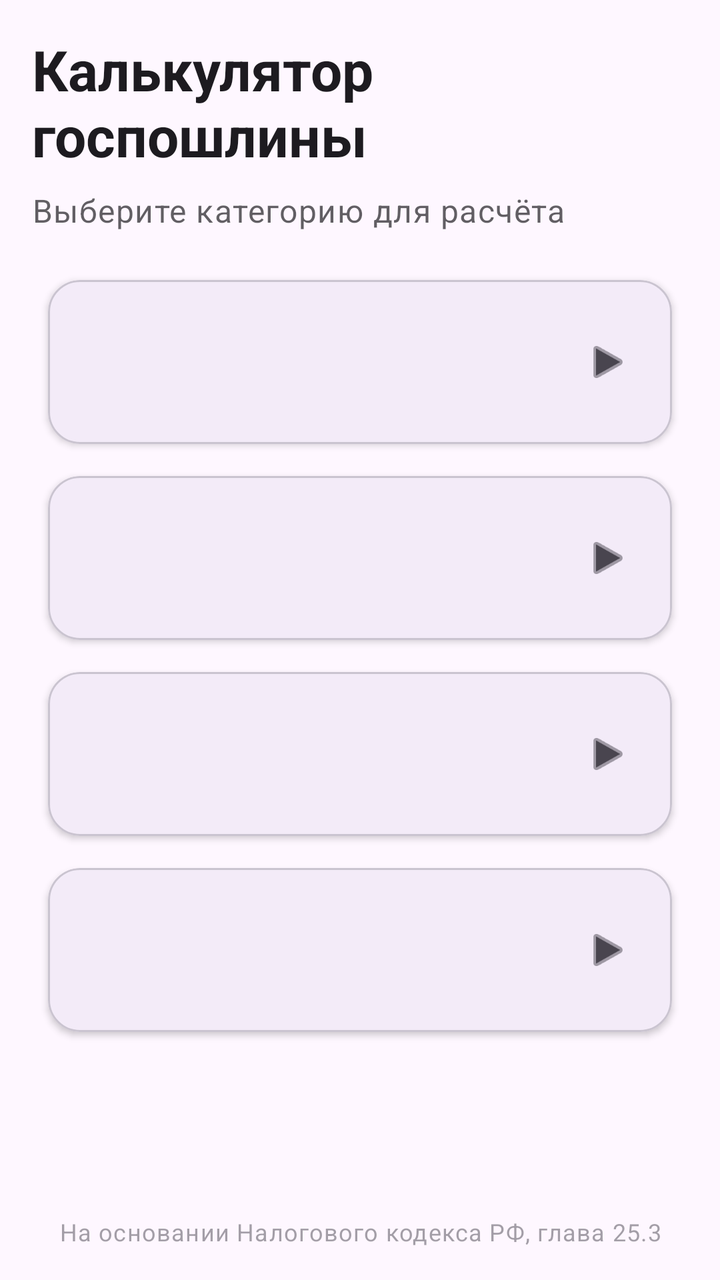
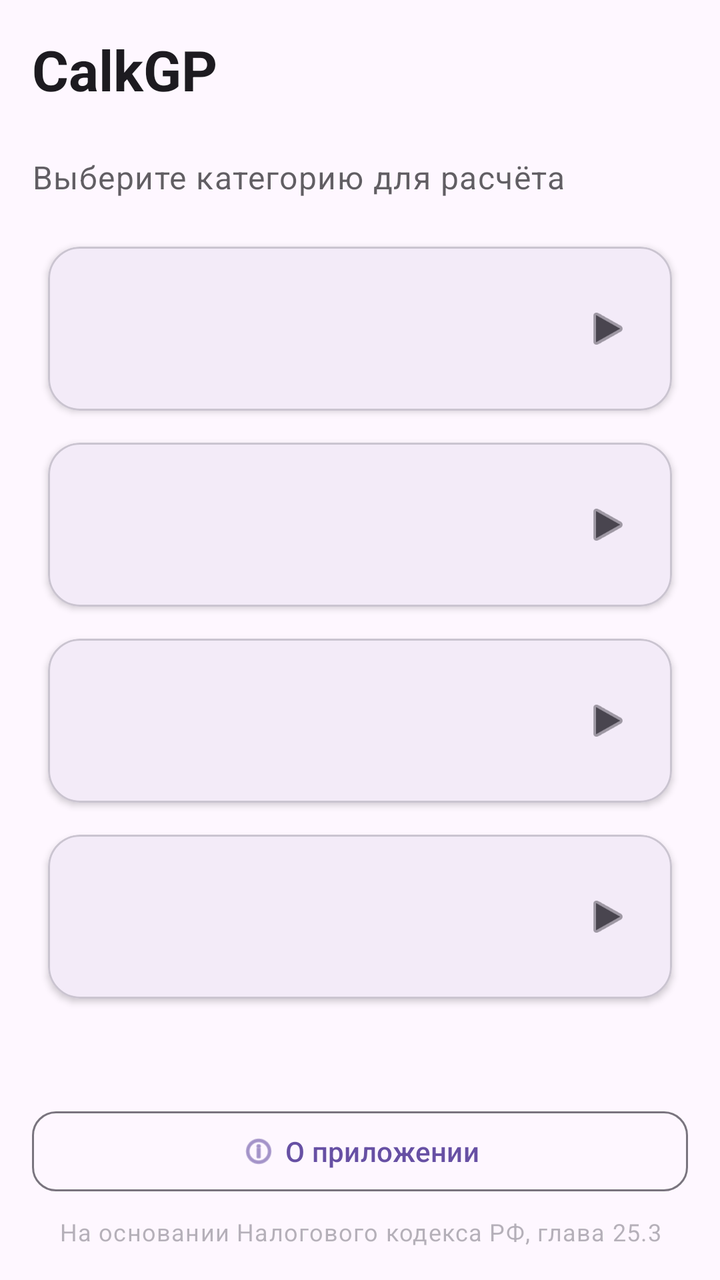

Two renders of the same Android screen: before a commit and after it. Below are the layout's source before the change and the commit's diff.
<!-- AndroidManifest.xml: application theme Theme.Material3.DayNight.NoActionBar -->
<!-- res/layout/fragment_home.xml -->
<?xml version="1.0" encoding="utf-8"?>
<LinearLayout xmlns:android="http://schemas.android.com/apk/res/android"
    xmlns:app="http://schemas.android.com/apk/res-auto"
    android:layout_width="match_parent"
    android:layout_height="match_parent"
    android:orientation="vertical"
    android:padding="16dp">

    <TextView
        android:layout_width="wrap_content"
        android:layout_height="wrap_content"
        android:text="Калькулятор госпошлины"
        android:textAppearance="?attr/textAppearanceHeadlineMedium"
        android:textStyle="bold"
        android:layout_marginBottom="8dp" />

    <TextView
        android:layout_width="wrap_content"
        android:layout_height="wrap_content"
        android:text="Выберите категорию для расчёта"
        android:textAppearance="?attr/textAppearanceBodyLarge"
        android:alpha="0.7"
        android:layout_marginBottom="16dp" />

    <ScrollView
        android:layout_width="match_parent"
        android:layout_height="0dp"
        android:layout_weight="1">

        <LinearLayout
            android:layout_width="match_parent"
            android:layout_height="wrap_content"
            android:orientation="vertical">

            <include
                android:id="@+id/cardCourt"
                layout="@layout/item_category" />

            <include
                android:id="@+id/cardArbitration"
                layout="@layout/item_category" />

            <include
                android:id="@+id/cardNotary"
                layout="@layout/item_category" />

            <include
                android:id="@+id/cardRegistration"
                layout="@layout/item_category" />

        </LinearLayout>

    </ScrollView>

    <TextView
        android:layout_width="match_parent"
        android:layout_height="wrap_content"
        android:text="На основании Налогового кодекса РФ, глава 25.3"
        android:textAppearance="?attr/textAppearanceBodySmall"
        android:alpha="0.5"
        android:gravity="center"
        android:layout_marginTop="8dp" />

</LinearLayout>
<!-- res/layout/item_category.xml (included above) -->
<?xml version="1.0" encoding="utf-8"?>
<com.google.android.material.card.MaterialCardView xmlns:android="http://schemas.android.com/apk/res/android"
    xmlns:app="http://schemas.android.com/apk/res-auto"
    android:id="@+id/card"
    android:layout_width="match_parent"
    android:layout_height="wrap_content"
    android:layout_margin="8dp"
    android:clickable="true"
    android:focusable="true"
    app:cardCornerRadius="16dp"
    app:cardElevation="2dp"
    app:rippleColor="?attr/colorControlHighlight">

    <LinearLayout
        android:layout_width="match_parent"
        android:layout_height="wrap_content"
        android:orientation="horizontal"
        android:gravity="center_vertical"
        android:padding="20dp">

        <ImageView
            android:id="@+id/icon"
            android:layout_width="40dp"
            android:layout_height="40dp"
            android:layout_marginEnd="16dp"
            app:tint="?attr/colorPrimary" />

        <LinearLayout
            android:layout_width="0dp"
            android:layout_height="wrap_content"
            android:layout_weight="1"
            android:orientation="vertical">

            <TextView
                android:id="@+id/title"
                android:layout_width="wrap_content"
                android:layout_height="wrap_content"
                android:textAppearance="?attr/textAppearanceTitleMedium"
                android:textStyle="bold" />

            <TextView
                android:id="@+id/subtitle"
                android:layout_width="wrap_content"
                android:layout_height="wrap_content"
                android:layout_marginTop="4dp"
                android:textAppearance="?attr/textAppearanceBodySmall"
                android:alpha="0.7" />

        </LinearLayout>

        <ImageView
            android:layout_width="24dp"
            android:layout_height="24dp"
            android:src="@android:drawable/ic_media_play"
            app:tint="?attr/colorOnSurfaceVariant" />

    </LinearLayout>

</com.google.android.material.card.MaterialCardView>
<!-- resources referenced by this layout -->
<resources>

</resources>

<!-- the commit's change to res/layout/fragment_home.xml (unified diff, before → after) -->
@@ -9,15 +9,23 @@
     <TextView
         android:layout_width="wrap_content"
         android:layout_height="wrap_content"
-        android:text="Калькулятор госпошлины"
+        android:text="@string/app_name"
         android:textAppearance="?attr/textAppearanceHeadlineMedium"
         android:textStyle="bold"
-        android:layout_marginBottom="8dp" />
+        android:layout_marginBottom="4dp" />
+
+    <TextView
+        android:id="@+id/textVersion"
+        android:layout_width="wrap_content"
+        android:layout_height="wrap_content"
+        android:textAppearance="?attr/textAppearanceBodySmall"
+        android:alpha="0.5"
+        android:layout_marginBottom="4dp" />
 
     <TextView
         android:layout_width="wrap_content"
         android:layout_height="wrap_content"
-        android:text="Выберите категорию для расчёта"
+        android:text="@string/home_subtitle"
         android:textAppearance="?attr/textAppearanceBodyLarge"
         android:alpha="0.7"
         android:layout_marginBottom="16dp" />
@@ -52,12 +60,23 @@
 
     </ScrollView>
 
+    <com.google.android.material.button.MaterialButton
+        android:id="@+id/btnAbout"
+        style="?attr/materialButtonOutlinedStyle"
+        android:layout_width="match_parent"
+        android:layout_height="wrap_content"
+        android:layout_marginTop="8dp"
+        android:text="@string/about_title"
+        app:cornerRadius="12dp"
+        app:icon="@android:drawable/ic_menu_info_details"
+        app:iconGravity="textStart" />
+
     <TextView
         android:layout_width="match_parent"
         android:layout_height="wrap_content"
-        android:text="На основании Налогового кодекса РФ, глава 25.3"
+        android:text="@string/home_legal_ref"
         android:textAppearance="?attr/textAppearanceBodySmall"
-        android:alpha="0.5"
+        android:alpha="0.4"
         android:gravity="center"
         android:layout_marginTop="8dp" />
 
<!-- resource entries referenced after the edit -->
@@ -1,5 +1,8 @@
 <!-- resources referenced by this layout -->
 <resources>
-
+  <string name="about_title">О приложении</string>
+  <string name="app_name">CalkGP</string>
+  <string name="home_legal_ref">На основании Налогового кодекса РФ, глава 25.3</string>
+  <string name="home_subtitle">Выберите категорию для расчёта</string>
 </resources>
 
